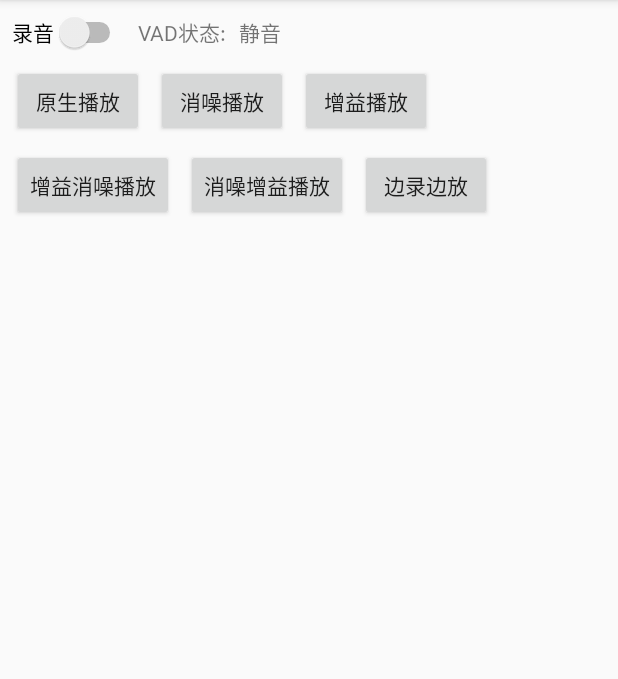
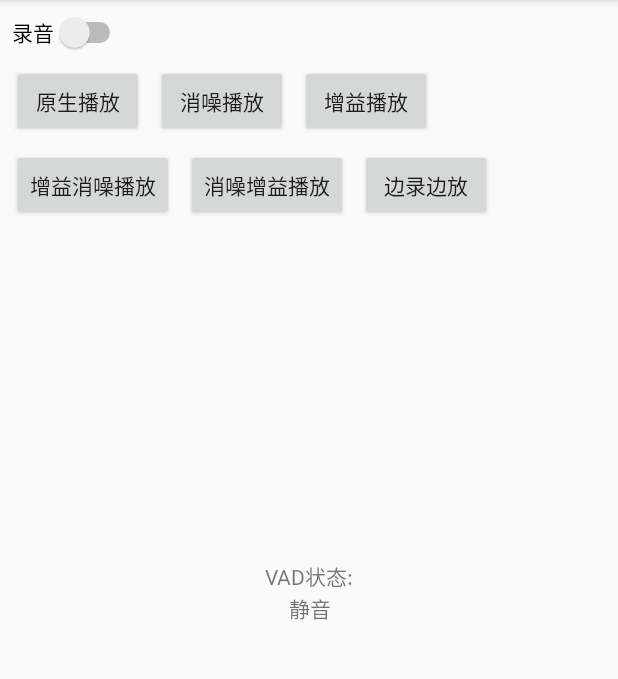
Before and after one commit to mrjoechen/WebRtcAPM, an Android app: the screen it shows after launch (MainActivity), on a phone screen of 412 x 824 dp, the part 84-763 px from its top. Run offline under Robolectric (Android 15) with nearby library versions, the phone set to English and light mode, and no system bars; 10 statements that could not run were skipped.

Commit message:
WebRtc APM

```diff
--- a/app/src/main/res/layout/activity_main.xml
+++ b/app/src/main/res/layout/activity_main.xml
@@ -57,21 +57,20 @@
         android:id="@+id/lb_vad"
         android:layout_width="wrap_content"
         android:layout_height="wrap_content"
-        android:layout_marginLeft="8dp"
-        android:layout_marginStart="8dp"
         android:text="VAD状态:"
-        app:layout_constraintBaseline_toBaselineOf="@+id/sw_record"
-        app:layout_constraintStart_toEndOf="@+id/sw_record" />
+        app:layout_constraintBottom_toBottomOf="parent"
+        app:layout_constraintEnd_toEndOf="parent"
+        app:layout_constraintStart_toStartOf="parent"
+        app:layout_constraintTop_toTopOf="parent" />
 
     <TextView
         android:id="@+id/lb_vad_status"
         android:layout_width="wrap_content"
         android:layout_height="wrap_content"
-        android:layout_marginLeft="8dp"
-        android:layout_marginStart="8dp"
         android:text="静音"
-        app:layout_constraintBaseline_toBaselineOf="@+id/lb_vad"
-        app:layout_constraintStart_toEndOf="@+id/lb_vad" />
+        app:layout_constraintEnd_toEndOf="@+id/lb_vad"
+        app:layout_constraintStart_toStartOf="@+id/lb_vad"
+        app:layout_constraintTop_toBottomOf="@+id/lb_vad"/>
 
     <Button
         android:id="@+id/bt_agc_ns"
```
